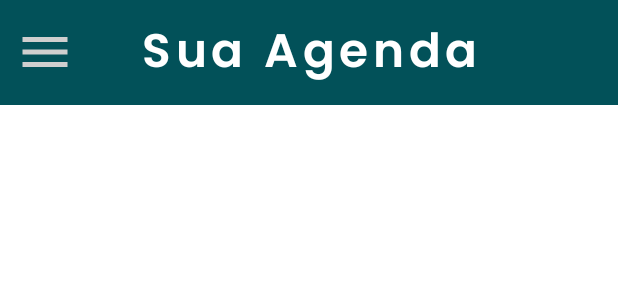
After one commit to ceduardolima/MainTask, an Android app: the layout toolbar.xml on its own in the app's theme, with its tools: preview values and no code run, on a phone screen of 412 x 824 dp. The commit adds this screen. Shown: the top 300 px of the screen. Run offline under Robolectric (Android 15) with nearby library versions, the phone set to English and light mode, and no system bars.

Commit message:
Finalizado o layout da toolbar

```diff
--- a/app/src/main/res/layout/activity_main.xml
+++ b/app/src/main/res/layout/activity_main.xml
@@ -5,6 +5,7 @@
     android:layout_width="match_parent"
     android:layout_height="match_parent"
     tools:context=".views.activity.MainActivity">
+    <include android:id="@+id/main_toolbar" layout="@layout/toolbar"/>
 
     <androidx.fragment.app.FragmentContainerView
         android:layout_width="match_parent"
@@ -15,8 +16,8 @@
         android:id="@+id/activity_main_navHostFragment"
         android:name="androidx.navigation.fragment.NavHostFragment"
 
-        app:layout_constraintTop_toTopOf="parent"
-        app:layout_constraintBottom_toBottomOf="parent"
+        app:layout_constraintTop_toBottomOf="@id/main_toolbar"
+
         app:layout_constraintStart_toStartOf="parent"
         app:layout_constraintEnd_toEndOf="parent"/>
 
--- /dev/null
+++ b/app/src/main/res/layout/toolbar.xml
@@ -0,0 +1,27 @@
+<?xml version="1.0" encoding="utf-8"?>
+<RelativeLayout android:background="@color/navbar_header_background_color"
+    android:layout_height="70dp"
+    android:layout_width="match_parent"
+    android:id="@id/toolbar"
+    android:padding="10dp"
+    xmlns:android="http://schemas.android.com/apk/res/android">
+
+    <ImageView
+        android:clickable="true"
+        android:contentDescription="Toolbar menu icon"
+        android:focusable="true"
+        android:id="@+id/toolbar_menu_bt"
+        android:layout_centerVertical="true"
+        android:layout_height="40dp"
+        android:layout_width="40dp"
+        android:src="@drawable/ic_menu" />
+
+    <TextView
+        style="@style/default_font_activity_title"
+        android:gravity="center"
+        android:id="@+id/toolbar_menu_title"
+        android:layout_centerHorizontal="true"
+        android:layout_height="wrap_content"
+        android:layout_width="wrap_content"
+        android:text="@string/sua_agenda" />
+</RelativeLayout>
--- a/app/src/main/res/values-night/themes.xml
+++ b/app/src/main/res/values-night/themes.xml
@@ -1,16 +1,16 @@
 <resources xmlns:tools="http://schemas.android.com/tools">
     <!-- Base application theme. -->
-    <style name="Theme.MainTask" parent="Theme.MaterialComponents.DayNight.DarkActionBar">
+    <style name="Theme.MainTask" parent="Theme.MaterialComponents.DayNight.NoActionBar">
         <!-- Primary brand color. -->
         <item name="colorPrimary">@color/purple_200</item>
         <item name="colorPrimaryVariant">@color/purple_700</item>
-        <item name="colorOnPrimary">@color/black</item>
+        <item name="colorOnPrimary">@color/white</item>
         <!-- Secondary brand color. -->
         <item name="colorSecondary">@color/teal_200</item>
         <item name="colorSecondaryVariant">@color/teal_200</item>
         <item name="colorOnSecondary">@color/black</item>
         <!-- Status bar color. -->
-        <item name="android:statusBarColor" tools:targetApi="l">?attr/colorPrimaryVariant</item>
+        <item name="android:statusBarColor" >@color/navbar_header_background_color</item>
         <!-- Customize your theme here. -->
     </style>
 </resources>
--- a/app/src/main/res/values/strings.xml
+++ b/app/src/main/res/values/strings.xml
@@ -10,4 +10,5 @@
     <string name="criar_conta">Criar conta</string>
     <!-- TODO: Remove or change this placeholder text -->
     <string name="hello_blank_fragment">Hello blank fragment</string>
+    <string name="sua_agenda">Sua Agenda</string>
 </resources>
--- a/app/src/main/res/values/style.xml
+++ b/app/src/main/res/values/style.xml
@@ -4,25 +4,25 @@
         <item name="android:fontFamily">@font/poppins_semibold</item>
         <item name="android:textColor">@color/white</item>
         <item name="android:letterSpacing">0.1</item>
-        <item name="android:textSize">16pt</item>
+        <item name="android:textSize">14pt</item>
     </style>
 
     <style name="default_font_title">
         <item name="android:fontFamily">@font/poppins_medium</item>
         <item name="android:textColor">@color/default_text_color</item>
-        <item name="android:textSize">14pt</item>
+        <item name="android:textSize">12pt</item>
     </style>
 
     <style name="default_font_subtitle">
         <item name="android:fontFamily">@font/poppins_regular</item>
         <item name="android:textColor">@color/default_text_color</item>
-        <item name="android:textSize">14pt</item>
+        <item name="android:textSize">10pt</item>
     </style>
 
     <style name="default_font_body">
         <item name="android:fontFamily">@font/poppins_regular</item>
         <item name="android:textColor">@color/default_text_color</item>
-        <item name="android:textSize">12pt</item>
+        <item name="android:textSize">8pt</item>
     </style>
 
     <style name="default_button_style">
--- a/app/src/main/res/values/themes.xml
+++ b/app/src/main/res/values/themes.xml
@@ -1,6 +1,6 @@
 <resources xmlns:tools="http://schemas.android.com/tools">
     <!-- Base application theme. -->
-    <style name="Theme.MainTask" parent="Theme.MaterialComponents.DayNight.DarkActionBar">
+    <style name="Theme.MainTask" parent="Theme.MaterialComponents.DayNight.NoActionBar">
         <!-- Primary brand color. -->
         <item name="colorPrimary">#1090A1</item>
         <item name="colorPrimaryVariant">#000000</item>
@@ -10,7 +10,7 @@
         <item name="colorSecondaryVariant">@color/teal_700</item>
         <item name="colorOnSecondary">@color/black</item>
         <!-- Status bar color. -->
-        <item name="android:statusBarColor" tools:targetApi="l">?attr/colorPrimaryVariant</item>
+        <item name="android:statusBarColor" >@color/navbar_header_background_color</item>
         <!-- Customize your theme here. -->
     </style>
 </resources>
```
